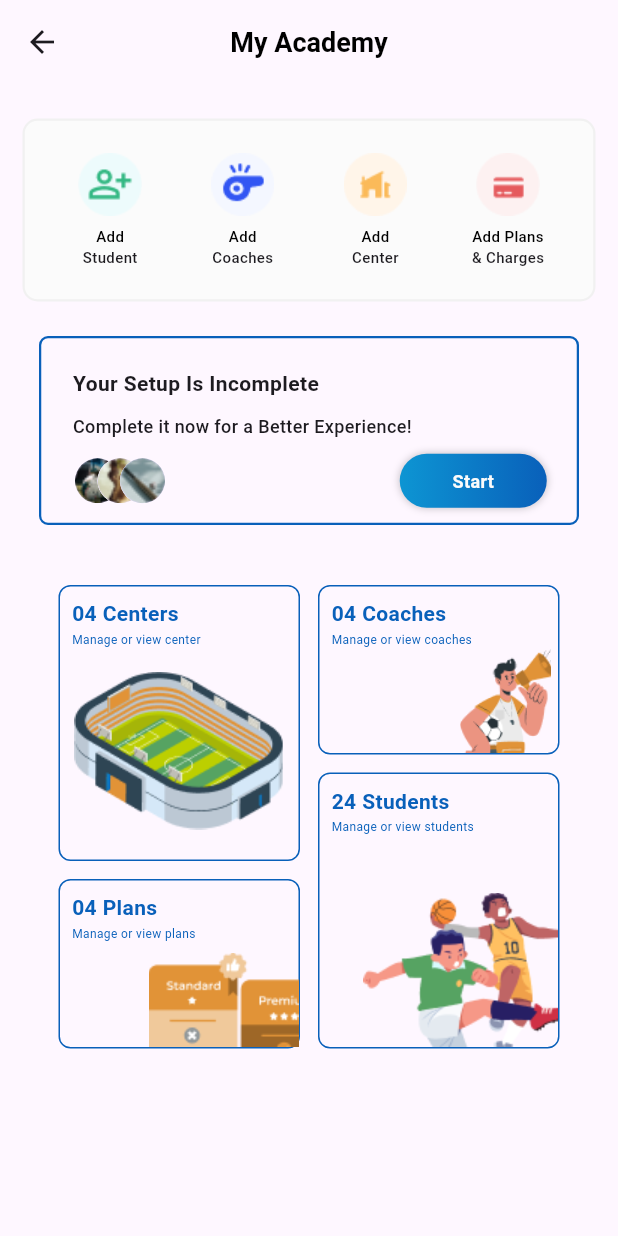
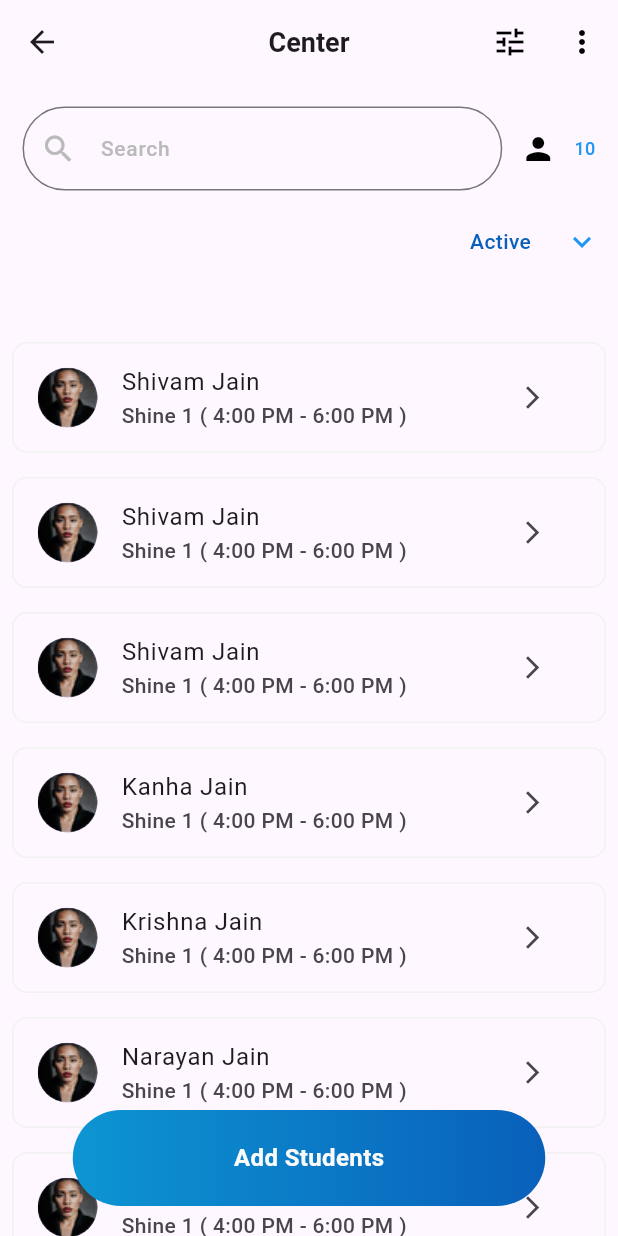
Before and after one commit to jaypatel0207/Khelnet--UI, a Flutter app: the Academy1 screen opened directly, after a tap on "04 Centers", on a phone screen of 412 x 824 dp. Run offline on Flutter 3.47's test engine with Material 3 defaults, Android fonts, the phone set to English and light mode, and no system bars; our stand-ins replace flutter_screenutil, get, image_picker, pinput.

Commit message:
data pages

```diff
--- a/lib/Head Coach/Academy.dart
+++ b/lib/Head Coach/Academy.dart
@@ -1,5 +1,9 @@
 import 'package:flutter/material.dart';
 import 'package:flutter/widgets.dart';
+import 'package:get/get.dart';
+import 'package:khelnet/Head%20Coach/NoData/nocoachesfound.dart';
+import 'package:khelnet/Head%20Coach/datafound.dart';
+import 'package:khelnet/Head%20Coach/NoData/nocenterfound.dart';
 
 class Academy1 extends StatefulWidget {
   const Academy1({super.key});
@@ -14,6 +18,8 @@ class _AcademyState extends State<Academy1> {
     "assets/images/12.png",
     "assets/images/11.png",
   ];
+
+  bool hasCenterData = false;
 
   @override
   Widget build(BuildContext context) {
@@ -270,7 +276,23 @@ class _AcademyState extends State<Academy1> {
               Column(
                 children: [
                   InkWell(
-                    onTap: () {},
+                    onTap: () {
+                      if (hasCenterData) {
+                        Navigator.push(
+                          context,
+                          MaterialPageRoute(
+                            builder: (context) => Datafound(),
+                          ),
+                        );
+                      } else {
+                        Navigator.push(
+                          context,
+                          MaterialPageRoute(
+                            builder: (context) => Nodatafound(),
+                          ),
+                        );
+                      }
+                    },
                     child: Container(
                       height: 184,
                       width: 161,
@@ -383,7 +405,9 @@ class _AcademyState extends State<Academy1> {
               Column(
                 children: [
                   InkWell(
-                    onTap: () {},
+                    onTap: () {
+                      Get.to(Nocoachesfound());
+                    },
                     child: Container(
                       height: 113,
                       width: 161,
--- /dev/null
+++ b/lib/Head Coach/NoData/nocenterfound.dart
@@ -0,0 +1,493 @@
+// import 'package:flutter/material.dart';
+// import 'package:flutter/widgets.dart';
+
+// class Nodatafound extends StatefulWidget {
+//   const Nodatafound({super.key});
+
+//   @override
+//   State<Nodatafound> createState() => _NodatafoundState();
+// }
+
+// class _NodatafoundState extends State<Nodatafound> {
+//   String status = "Active"; // The status to be displayed beside the arrow
+
+//   // Sample data for members
+//   List<String> activeMembers = ["Shivam Jain", "Shivam Jain", "Shivam Jain", "Kanha Jain", "Krishna Jain", "Narayan Jain", "Narayan 3"];
+//   List<String> inactiveMembers = ["Bob White", "Charlie Black",  "David Gray"];
+
+
+//   @override
+//   Widget build(BuildContext context) {
+//     // Determine the list of members based on the current status
+//     List<String> membersToShow = status == "Active" ? activeMembers : inactiveMembers;
+
+//     // Calculate the total number of members (active + inactive)
+//     int totalMembers = activeMembers.length + inactiveMembers.length;
+
+//     return Scaffold(
+//       appBar: AppBar(
+//         title: Text(
+//           "Center",
+//           style: TextStyle(fontSize: 18, fontWeight: FontWeight.w700),
+//         ),
+//         centerTitle: true,
+//         actions: [
+//           IconButton(
+//               onPressed: () {},
+//               icon: Icon(
+//                 Icons.tune,
+//                 color: Colors.black,
+//               )),
+//           IconButton(
+//               onPressed: () {},
+//               icon: Icon(
+//                 Icons.more_vert,
+//                 color: Colors.black,
+//               )),
+//         ],
+//       ),
+//       body: SingleChildScrollView(
+//         child: Column(
+//           children: [
+//             Padding(
+//               padding: const EdgeInsets.only(
+//                 top: 15.0,
+//                 left: 15,
+//                 right: 15,
+//               ),
+//               child: Row(
+//                 children: [
+//                   Expanded(
+//                     child: TextField(
+//                       keyboardType: TextInputType.phone,
+//                       decoration: InputDecoration(
+//                         prefixIcon: Icon(
+//                           Icons.search,
+//                           color: Color.fromRGBO(186, 186, 186, 1),
+//                         ),
+//                         border: OutlineInputBorder(
+//                           borderRadius: BorderRadius.circular(35),
+//                           borderSide: BorderSide(
+//                               color: Color.fromRGBO(186, 186, 186, 1),
+//                               width: 1.0),
+//                         ),
+//                         focusedBorder: OutlineInputBorder(
+//                           borderRadius: BorderRadius.circular(26),
+//                           borderSide: BorderSide(
+//                               color: Color.fromRGBO(9, 96, 186, 1), width: 1.5),
+//                         ),
+//                         hintText: 'Search',
+//                         hintStyle: TextStyle(
+//                             color: Color.fromRGBO(186, 186, 186, 1),
+//                             fontSize: 14,
+//                             fontWeight: FontWeight.w500),
+//                       ),
+//                     ),
+//                   ),
+//                   Row(
+//                     children: [
+//                       IconButton(
+//                           onPressed: () {},
+//                           icon: Icon(
+//                             Icons.person,
+//                             color: Colors.black,
+//                           )),
+//                       Text(
+//                         totalMembers.toString(), // Show the total number of members here
+//                         style: TextStyle(
+//                             color: Colors.blue,
+//                             fontWeight: FontWeight.w500,
+//                             fontSize: 12),
+//                       )
+//                     ],
+//                   )
+//                 ],
+//               ),
+//             ),
+//             SizedBox(
+//               height: 10,
+//             ),
+//             Row(
+//               mainAxisAlignment: MainAxisAlignment.end,
+//               children: [
+//                 Row(
+//                   children: [
+//                     Text(status,
+//                         style: TextStyle(
+//                             fontWeight: FontWeight.w500,
+//                             fontSize: 14,
+//                             color: Color.fromRGBO(9, 96, 186, 1))),
+//                     SizedBox(width: 10),
+//                     PopupMenuButton<String>(
+//                       icon: Icon(
+//                         Icons.keyboard_arrow_down,
+//                         color: Colors.blue,
+//                       ),
+//                       onSelected: (String value) {
+//                         setState(() {
+//                           status = value; // Update the status text
+//                         });
+//                       },
+//                       itemBuilder: (BuildContext context) {
+//                         return [
+//                           PopupMenuItem<String>(
+//                             value: "Active",
+//                             child: Text("Active"),
+//                           ),
+//                           PopupMenuItem<String>(
+//                             value: "Inactive",
+//                             child: Text("Inactive"),
+//                           ),
+//                         ];
+//                       },
+//                     ),
+//                   ],
+//                 )
+//               ],
+//             ),
+//             SizedBox(
+//               height: 35,
+//             ),
+//             // Check if there are members to show
+//             membersToShow.isNotEmpty
+//                 ? ListView.builder(
+//                     shrinkWrap: true,
+//                     physics: NeverScrollableScrollPhysics(),
+//                     itemCount: membersToShow.length,
+//                     itemBuilder: (context, index) {
+//                       return Padding(
+//                         padding: const EdgeInsets.all(8.0),
+//                         child: Container(
+//                           decoration: BoxDecoration(
+//                             border: Border.all(color:Color.fromRGBO(241, 241, 241, 1), width: 1),
+//                             borderRadius: BorderRadius.circular(10),
+//                           ),
+//                           child: ListTile(
+//                             leading: CircleAvatar(
+//                               backgroundImage: AssetImage("assets/images/mouth.png"),
+//                               radius: 20,
+//                             ),
+
+//                             title: Text(membersToShow[index]),
+//                             subtitle: Text("Shine 1 ( 4:00 PM - 6:00 PM )",style: TextStyle(fontWeight: FontWeight.w500, fontSize: 14,),),
+//                             trailing: IconButton(onPressed: (){}, icon: Icon(Icons.arrow_forward_ios, size: 18,)),
+
+//                           ),
+//                         ),
+//                       );
+//                     },
+//                   )
+//                 : Padding(
+//                     padding: const EdgeInsets.only(top: 16.0, right: 25, left: 25),
+//                     child: Column(
+//                       children: [
+//                         Image.asset("assets/images/play.png"),
+//                         SizedBox(height: 15),
+//                         Text("No Students Found",
+//                             style: TextStyle(
+//                                 fontWeight: FontWeight.w500, fontSize: 16)),
+//                       ],
+//                     ),
+//                   ),
+//             SizedBox(
+//               height: 210,
+//             ),
+
+
+
+//             Positioned.fill(child:   InkWell(
+//               onTap: () {},
+//               child: Container(
+//                 height: 64,
+//                 width: 315,
+//                 decoration: BoxDecoration(
+//                     gradient: LinearGradient(
+//                         begin: Alignment.centerLeft,
+//                         end: Alignment.centerRight,
+//                         colors: [
+//                           Color.fromRGBO(13, 149, 211, 1),
+//                           Color.fromRGBO(9, 96, 186, 1),
+//                         ]),
+//                     borderRadius: BorderRadius.circular(84)),
+//                 child: Center(
+//                     child: Text(
+//                   "Add Students",
+//                   style: TextStyle(
+//                       fontWeight: FontWeight.w700,
+//                       fontSize: 16,
+//                       color: Color.fromRGBO(251, 251, 251, 1)),
+//                 )),
+//               ),
+//             ))
+
+//           ],
+//         ),
+//       ),
+//     );
+//   }
+// }
+
+
+
+import 'package:flutter/material.dart';
+import 'package:flutter/widgets.dart';
+
+class Nodatafound extends StatefulWidget {
+  const Nodatafound({super.key});
+
+  @override
+  State<Nodatafound> createState() => _NodatafoundState();
+}
+
+class _NodatafoundState extends State<Nodatafound> {
+  String status = "Active"; // The status to be displayed beside the arrow
+
+  // Sample data for members
+  List<String> activeMembers = [
+    "Shivam Jain",
+    "Shivam Jain",
+    "Shivam Jain",
+    "Kanha Jain",
+    "Krishna Jain",
+    "Narayan Jain",
+    "Narayan 3"
+  ];
+  List<String> inactiveMembers = ["Bob White", "Charlie Black", "David Gray"];
+
+  @override
+  Widget build(BuildContext context) {
+    // Determine the list of members based on the current status
+    List<String> membersToShow =
+        status == "Active" ? activeMembers : inactiveMembers;
+
+    // Calculate the total number of members (active + inactive)
+    int totalMembers = activeMembers.length + inactiveMembers.length;
+
+    return Scaffold(
+      appBar: AppBar(
+        title: Text(
+          "Center",
+          style: TextStyle(fontSize: 18, fontWeight: FontWeight.w700),
+        ),
+        centerTitle: true,
+        actions: [
+          IconButton(
+              onPressed: () {},
+              icon: Icon(
+                Icons.tune,
+                color: Colors.black,
+              )),
+          IconButton(
+              onPressed: () {},
+              icon: Icon(
+                Icons.more_vert,
+                color: Colors.black,
+              )),
+        ],
+      ),
+      body: Stack(
+        children: [
+          SingleChildScrollView(
+            child: Padding(
+              padding: const EdgeInsets.only(bottom: 80.0),
+              child: Column(
+                children: [
+                  Padding(
+                    padding: const EdgeInsets.only(
+                      top: 15.0,
+                      left: 15,
+                      right: 15,
+                    ),
+                    child: Row(
+                      children: [
+                        Expanded(
+                          child: TextField(
+                            keyboardType: TextInputType.phone,
+                            decoration: InputDecoration(
+                              prefixIcon: Icon(
+                                Icons.search,
+                                color: Color.fromRGBO(186, 186, 186, 1),
+                              ),
+                              border: OutlineInputBorder(
+                                borderRadius: BorderRadius.circular(35),
+                                borderSide: BorderSide(
+                                    color: Color.fromRGBO(186, 186, 186, 1),
+                                    width: 1.0),
+                              ),
+                              focusedBorder: OutlineInputBorder(
+                                borderRadius: BorderRadius.circular(26),
+                                borderSide: BorderSide(
+                                    color: Color.fromRGBO(9, 96, 186, 1),
+                                    width: 1.5),
+                              ),
+                              hintText: 'Search',
+                              hintStyle: TextStyle(
+                                  color: Color.fromRGBO(186, 186, 186, 1),
+                                  fontSize: 14,
+                                  fontWeight: FontWeight.w500),
+                            ),
+                          ),
+                        ),
+                        Row(
+                          children: [
+                            IconButton(
+                                onPressed: () {},
+                                icon: Icon(
+                                  Icons.person,
+                                  color: Colors.black,
+                                )),
+                            Text(
+                              totalMembers.toString(), // Show the total number of members here
+                              style: TextStyle(
+                                  color: Colors.blue,
+                                  fontWeight: FontWeight.w500,
+                                  fontSize: 12),
+                            )
+                          ],
+                        )
+                      ],
+                    ),
+                  ),
+                  SizedBox(
+                    height: 10,
+                  ),
+                  Row(
+                    mainAxisAlignment: MainAxisAlignment.end,
+                    children: [
+                      Row(
+                        children: [
+                          Text(status,
+                              style: TextStyle(
+                                  fontWeight: FontWeight.w500,
+                                  fontSize: 14,
+                                  color: Color.fromRGBO(9, 96, 186, 1))),
+                          SizedBox(width: 10),
+                          PopupMenuButton<String>(
+                            icon: Icon(
+                              Icons.keyboard_arrow_down,
+                              color: Colors.blue,
+                            ),
+                            onSelected: (String value) {
+                              setState(() {
+                                status = value; // Update the status text
+                              });
+                            },
+                            itemBuilder: (BuildContext context) {
+                              return [
+                                PopupMenuItem<String>(
+                                  value: "Active",
+                                  child: Text("Active"),
+                                ),
+                                PopupMenuItem<String>(
+                                  value: "Inactive",
+                                  child: Text("Inactive"),
+                                ),
+                              ];
+                            },
+                          ),
+                        ],
+                      )
+                    ],
+                  ),
+                  SizedBox(
+                    height: 35,
+                  ),
+                  // Check if there are members to show
+                  membersToShow.isNotEmpty
+                      ? ListView.builder(
+                          shrinkWrap: true,
+                          physics: NeverScrollableScrollPhysics(),
+                          itemCount: membersToShow.length,
+                          itemBuilder: (context, index) {
+                            return Padding(
+                              padding: const EdgeInsets.all(8.0),
+                              child: Container(
+                                decoration: BoxDecoration(
+                                  border: Border.all(
+                                      color: Color.fromRGBO(241, 241, 241, 1),
+                                      width: 1),
+                                  borderRadius: BorderRadius.circular(10),
+                                ),
+                                child: ListTile(
+                                  leading: CircleAvatar(
+                                    backgroundImage:
+                                        AssetImage("assets/images/mouth.png"),
+                                    radius: 20,
+                                  ),
+                                  title: Text(membersToShow[index]),
+                                  subtitle: Text(
+                                    "Shine 1 ( 4:00 PM - 6:00 PM )",
+                                    style: TextStyle(
+                                      fontWeight: FontWeight.w500,
+                                      fontSize: 14,
+                                    ),
+                                  ),
+                                  trailing: IconButton(
+                                    onPressed: () {},
+                                    icon: Icon(
+                                      Icons.arrow_forward_ios,
+                                      size: 18,
+                                    ),
+                                  ),
+                                ),
+                              ),
+                            );
+                          },
+                        )
+                      : Padding(
+                          padding: const EdgeInsets.only(
+                              top: 16.0, right: 25, left: 25),
+                          child: Column(
+                            children: [
+                              Image.asset("assets/images/play.png"),
+                              SizedBox(height: 15),
+                              Text("No Students Found",
+                                  style: TextStyle(
+                                      fontWeight: FontWeight.w500,
+                                      fontSize: 16)),
+                            ],
+                          ),
+                        ),
+                  SizedBox(
+                    height: 210,
+                  ),
+                ],
+              ),
+            ),
+          ),
+          Positioned(
+            bottom: 20,
+            left: 0,
+            right: 0,
+            child: Center(
+              child: InkWell(
+                onTap: () {},
+                child: Container(
+                  height: 64,
+                  width: 315,
+                  decoration: BoxDecoration(
+                      gradient: LinearGradient(
+                          begin: Alignment.centerLeft,
+                          end: Alignment.centerRight,
+                          colors: [
+                            Color.fromRGBO(13, 149, 211, 1),
+                            Color.fromRGBO(9, 96, 186, 1),
+                          ]),
+                      borderRadius: BorderRadius.circular(84)),
+                  child: Center(
+                      child: Text(
+                    "Add Students",
+                    style: TextStyle(
+                        fontWeight: FontWeight.w700,
+                        fontSize: 16,
+                        color: Color.fromRGBO(251, 251, 251, 1)),
+                  )),
+                ),
+              ),
+            ),
+          ),
+        ],
+      ),
+    );
+  }
+}
--- a/lib/Head Coach/homepage.dart
+++ b/lib/Head Coach/homepage.dart
@@ -269,7 +269,7 @@ class _HomepageState extends State<Homepage> {
           children: [
             SizedBox(height: 5),
             Padding(
-              padding: const EdgeInsets.symmetric(horizontal: 7, vertical: 5),
+              padding: const EdgeInsets.symmetric(horizontal: 7, vertical: 1),
               child: Row(
                 mainAxisAlignment: MainAxisAlignment.spaceBetween,
                 children: [
--- a/lib/Pages/academy.dart
+++ b/lib/Pages/academy.dart
@@ -296,7 +296,8 @@ class _AcademyState extends State<Academy> {
                         fontSize: 14,
                         fontWeight: FontWeight.w600),
                   ),
-                )),
+                )
+                ),
             SizedBox(height: 55),
             InkWell(
               onTap: () async {
```
Also changed, not shown: lib/Head Coach/NoData/nocoachesfound.dart (added, +191 -0 lines), lib/Head Coach/datafound.dart (added, +15 -0 lines), assets/images/mouth.png (added), assets/images/play.png (added), assets/images/three.png (added), assets/images/vistel.png (added).
